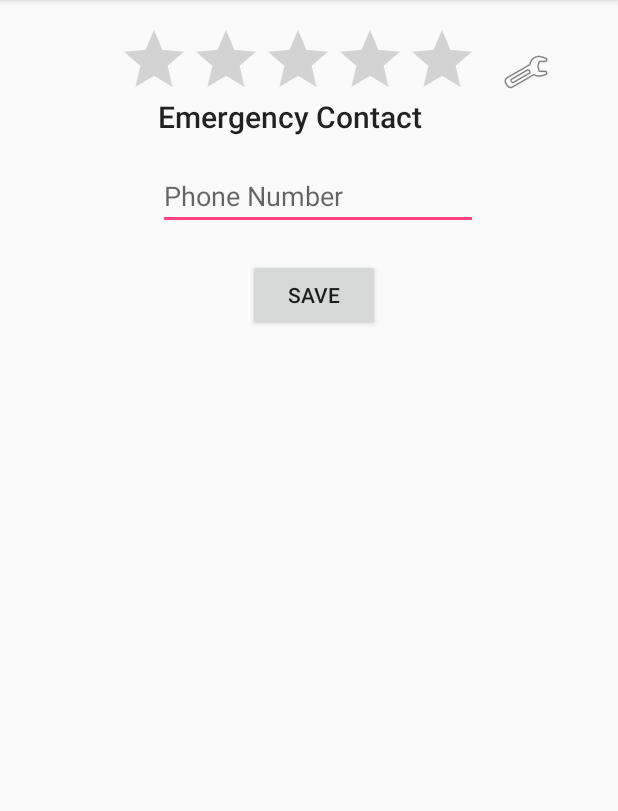
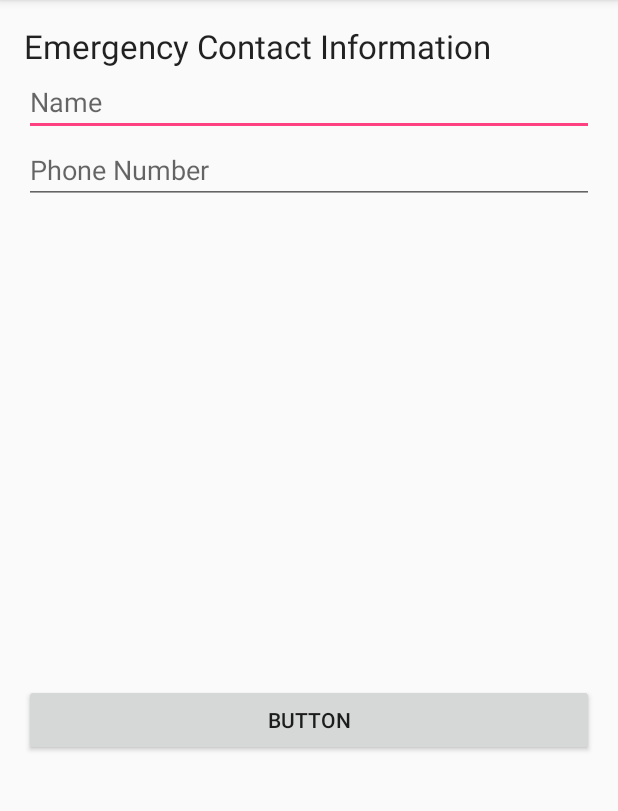
Before and after one commit to Digized/TheHabit, an Android app: the Settings screen opened directly, with no data from a screen before it, on a phone screen of 412 x 824 dp, the part 84-895 px from its top. Run offline under Robolectric (Android 15) with nearby library versions, the phone set to English and light mode, and no system bars; 3 statements that could not run were skipped.

```diff
--- a/app/src/main/AndroidManifest.xml
+++ b/app/src/main/AndroidManifest.xml
@@ -11,7 +11,7 @@
         android:theme="@style/AppTheme">
         <activity
             android:name=".MainActivity"
-            android:label="@string/title_activity_main"
+            android:label="@string/app_name"
             android:theme="@style/AppTheme.NoActionBar">
             <intent-filter>
                 <action android:name="android.intent.action.MAIN" />
--- a/app/src/main/java/org/coolpeople/thehabit/Settings.java
+++ b/app/src/main/java/org/coolpeople/thehabit/Settings.java
@@ -1,5 +1,6 @@
 package org.coolpeople.thehabit;
 
+import android.database.CursorIndexOutOfBoundsException;
 import android.support.v7.app.AppCompatActivity;
 import android.os.Bundle;
 import android.view.View;
@@ -15,15 +16,25 @@ public class Settings extends AppCompatActivity {
         super.onCreate(savedInstanceState);
         setContentView(R.layout.activity_settings);
 
-        final EditText emerge = (EditText)findViewById(R.id.emergeText);
-        Button button = (Button) findViewById(R.id.button);
-        button.setOnClickListener(new View.OnClickListener() {
+        final DBHelper db = new DBHelper(getApplicationContext());
+        final EditText name = (EditText)findViewById(R.id.edit_EC_name);
+        final EditText number = (EditText) findViewById(R.id.edit_EC_phone);
+        String[] s;
+        try {
+            s = db.getEmergencyContact();
+            name.setText(s[0]);
+            number.setText(s[1]);
+        }catch (CursorIndexOutOfBoundsException e){
+            s =null;
+        }
+
+        Button submit = (Button) findViewById(R.id.add_EC);
+        final String[] finalS = s;
+        submit.setOnClickListener(new View.OnClickListener() {
             @Override
             public void onClick(View v) {
-                EditText em = emerge;
-                new DBHelper(getApplicationContext()).insertEmergencyContact("JOHN DOE",em.getText().toString());
+                db.insertEmergencyContact(name.getText().toString(),number.getText().toString(), finalS !=null);
                 finish();
-
             }
         });
     }
--- a/app/src/main/java/org/coolpeople/thehabit/model/Habit.java
+++ b/app/src/main/java/org/coolpeople/thehabit/model/Habit.java
@@ -33,6 +33,7 @@ public class Habit {
 
     public void setCompleted(int completed) {
         this.completed = completed;
+
     }
 
     public int getFrequency() {
--- a/app/src/main/res/layout/activity_settings.xml
+++ b/app/src/main/res/layout/activity_settings.xml
@@ -2,7 +2,6 @@
 <RelativeLayout xmlns:android="http://schemas.android.com/apk/res/android"
     xmlns:app="http://schemas.android.com/apk/res-auto"
     xmlns:tools="http://schemas.android.com/tools"
-    android:id="@+id/activity_settings"
     android:layout_width="match_parent"
     android:layout_height="match_parent"
     android:paddingBottom="@dimen/activity_vertical_margin"
@@ -11,61 +10,42 @@
     android:paddingTop="@dimen/activity_vertical_margin"
     tools:context="org.coolpeople.thehabit.Settings">
 
-    <ImageView
-        android:layout_width="wrap_content"
+    <LinearLayout
+        android:orientation="vertical"
+        android:layout_width="match_parent"
+        android:layout_height="match_parent">
+
+        <TextView
+            android:text="Emergency Contact Information"
+            android:layout_width="match_parent"
             android:layout_height="wrap_content"
-        app:srcCompat="@android:drawable/ic_menu_preferences"
-        android:layout_alignParentTop="true"
-        android:layout_alignParentRight="true"
-        android:layout_alignParentEnd="true"
-        android:layout_marginRight="29dp"
-        android:layout_marginEnd="29dp"
-        android:layout_marginTop="16dp"
-        android:id="@+id/imageView" />
+            android:textAppearance="@style/TextAppearance.AppCompat.Large" />
 
         <EditText
-        android:layout_width="wrap_content"
+            android:layout_width="match_parent"
             android:layout_height="wrap_content"
-        android:inputType="textPersonName"
             android:ems="10"
-        android:layout_below="@+id/imageView"
-        android:layout_toLeftOf="@+id/imageView"
-        android:layout_toStartOf="@+id/imageView"
-        android:layout_marginRight="16dp"
-        android:layout_marginEnd="16dp"
-        android:layout_marginTop="44dp"
-        android:id="@+id/emergeText"
+            android:id="@+id/edit_EC_name"
+            android:hint="Name"
+            android:inputType="textPersonName" />
+
+        <EditText
+            android:layout_width="match_parent"
+            android:layout_height="wrap_content"
+            android:inputType="phone"
+            android:ems="10"
+            android:id="@+id/edit_EC_phone"
             android:hint="Phone Number" />
 
-    <TextView
-        android:text="Emergency Contact"
-        android:layout_width="wrap_content"
-        android:layout_height="wrap_content"
-        android:layout_below="@+id/imageView"
-        android:layout_alignLeft="@+id/emergeText"
-        android:layout_alignStart="@+id/emergeText"
-        android:id="@+id/textView"
-        android:textAppearance="@style/TextAppearance.AppCompat.Light.SearchResult.Title"
-        android:fontFamily="sans-serif-medium" />
+        <Space
+            android:layout_width="match_parent"
+            android:layout_height="320dp" />
 
         <Button
-        android:text="Save"
-        android:layout_width="wrap_content"
+            android:text="Button"
+            android:layout_width="match_parent"
             android:layout_height="wrap_content"
-        android:layout_below="@+id/emergeText"
-        android:layout_alignRight="@+id/textView"
-        android:layout_alignEnd="@+id/textView"
-        android:layout_marginRight="28dp"
-        android:layout_marginEnd="28dp"
-        android:layout_marginTop="19dp"
-        android:id="@+id/button" />
-
-    <RatingBar
-        android:layout_width="wrap_content"
-        android:layout_height="wrap_content"
-        android:layout_above="@+id/emergeText"
-        android:layout_alignRight="@+id/emergeText"
-        android:layout_alignEnd="@+id/emergeText"
-        android:id="@+id/ratingBar" />
+            android:id="@+id/add_EC" />
+    </LinearLayout>
 
 </RelativeLayout>
```
Also changed, not shown: app/src/main/java/org/coolpeople/thehabit/MainActivity.java (+29 -7 lines), app/src/main/java/org/coolpeople/thehabit/adapter/HabitAdapter.java (+46 -15 lines), app/src/main/java/org/coolpeople/thehabit/model/DBHelper.java (+8 -4 lines), app/src/main/res/layout/content_main.xml (+11 -3 lines), app/src/main/res/layout/item_habit.xml (+17 -9 lines), app/src/main/res/values/strings.xml (+7 -0 lines). Lines whose indentation alone changed are shown as unchanged.
